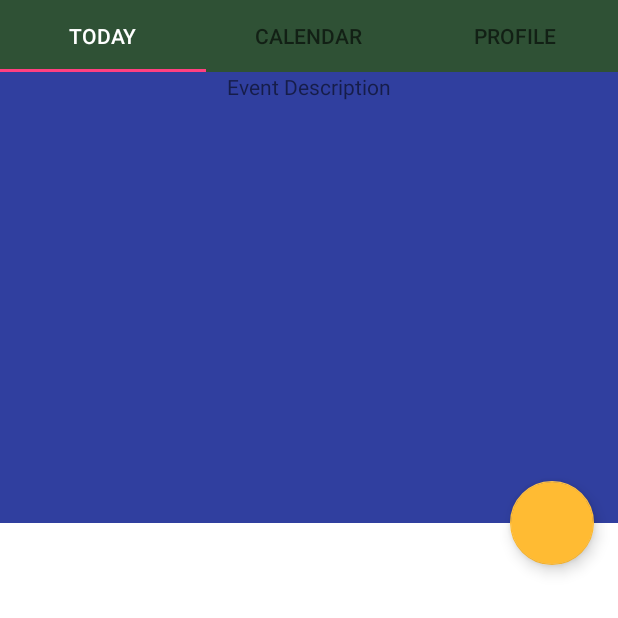
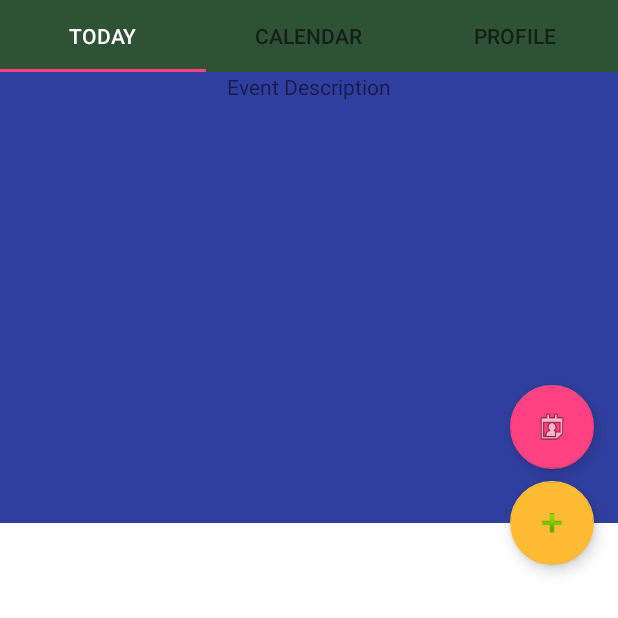
Before and after one commit to ColeSpletstoser/FinalProjectRepo, an Android app: the screen it shows after launch (MainActivity), after a tap on "GO TO EVENT DESCRIPTION", on a phone screen of 412 x 824 dp, the top half of it. Run offline under Robolectric (Android 15) with nearby library versions, the phone set to English and light mode, and no system bars.

Commit message:
FAB
Added new FAB and aligned. Still need to make invisible.

```diff
--- a/DrakeActivities/app/src/main/java/cs188/drakeactivities/EventDescription.java
+++ b/DrakeActivities/app/src/main/java/cs188/drakeactivities/EventDescription.java
@@ -25,9 +25,9 @@ public class EventDescription extends Fragment {
         fab.setOnClickListener(new View.OnClickListener() {
             @Override
             public void onClick(View view) {
-                //TODO: have button bring up three other buttons (ask clayton), save to phone, app, or both calendars
+                //TODO: have button bring up 2 more buttons, save to phone, app, or both calendars
                 //Intent in = new Intent(getActivity(), .class);
-                // startActivity(in);
+                //startActivity(in);
             }
         });
 
--- a/DrakeActivities/app/src/main/res/layout/fragment_event_description.xml
+++ b/DrakeActivities/app/src/main/res/layout/fragment_event_description.xml
@@ -41,6 +41,7 @@
                     android:layout_height="wrap_content"
                     android:id="@+id/eventdescription"
                     android:layout_weight="1" />
+
             </LinearLayout>
 
             <LinearLayout
@@ -55,6 +56,23 @@
 
         </LinearLayout>
 
+        <View
+            android:id="@+id/dummy"
+            android:layout_width="1dp"
+            android:layout_height="16dp"
+            app:layout_anchor="@id/fab"
+            app:layout_anchorGravity="top|right|end" />
+
+        <android.support.design.widget.FloatingActionButton
+            android:id="@+id/saveCal"
+            android:layout_width="wrap_content"
+            android:layout_height="wrap_content"
+            android:layout_gravity="end|top"
+            android:layout_margin="16dp"
+            app:layout_anchor="@id/dummy"
+            app:layout_anchorGravity="top|right|end"
+            app:srcCompat="@android:drawable/ic_menu_my_calendar" />
+
         <android.support.design.widget.FloatingActionButton
             android:id="@+id/fab"
             android:layout_width="wrap_content"
@@ -63,7 +81,8 @@
             android:clickable="true"
             app:layout_anchor="@id/viewA"
             app:layout_anchorGravity="bottom|right|end"
-            app:backgroundTint="@android:color/holo_orange_light" />
+            app:backgroundTint="@android:color/holo_orange_light"
+            app:srcCompat="@android:drawable/ic_input_add" />
 
     </android.support.design.widget.CoordinatorLayout>
 
```
